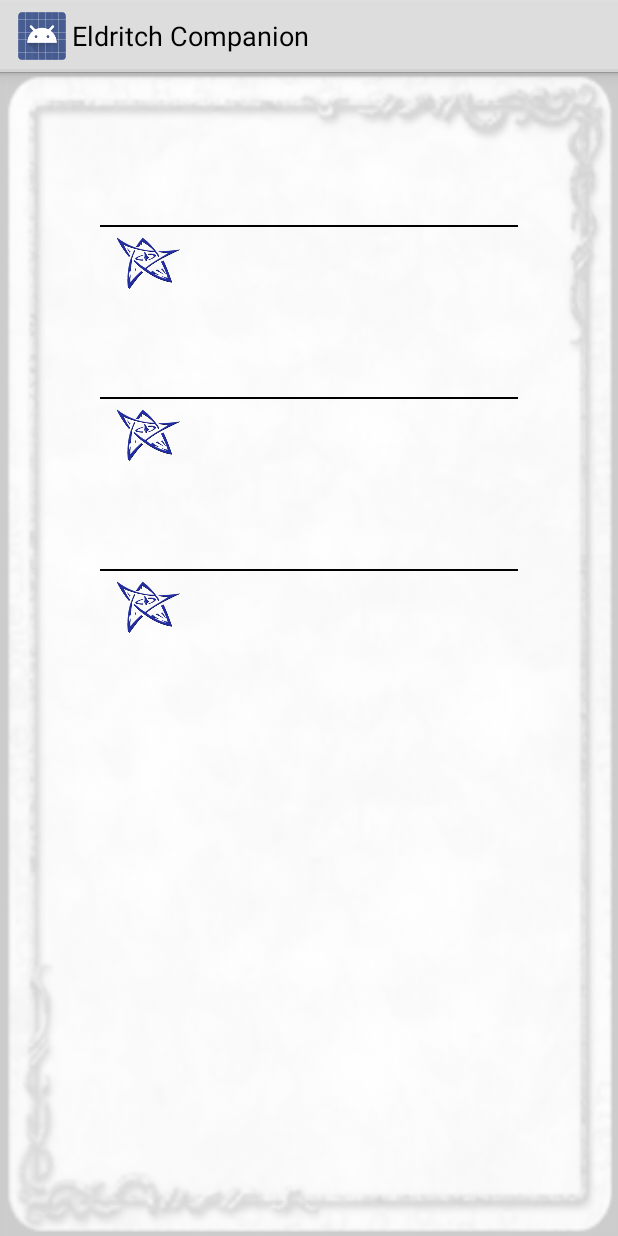
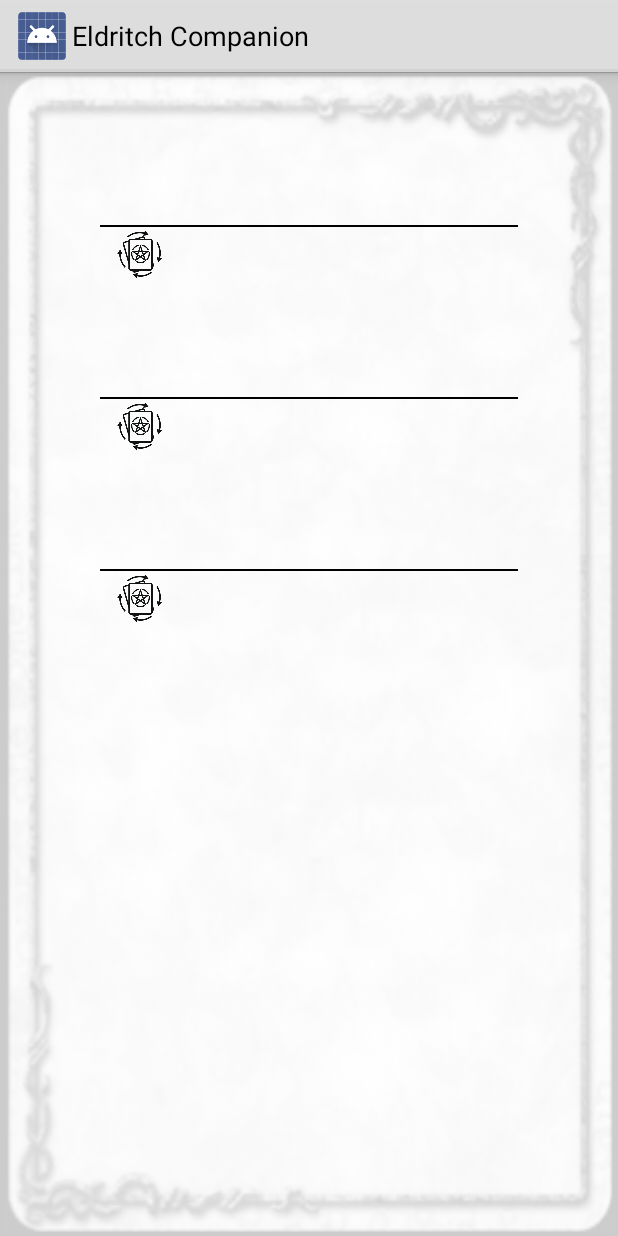
Before and after one commit to DeckardSix/eldritch-companion-2, an Android app: the fragment CardView shown on its own in the app's theme, on a phone screen of 412 x 824 dp. Run offline under Robolectric (Android 15) with nearby library versions, the phone set to English and light mode, and no system bars; 11 statements that could not run were skipped.

Commit message:
Fixing shuffle

```diff
--- a/app/src/main/java/pqt/eldritch/GUI/CardView.java
+++ b/app/src/main/java/pqt/eldritch/GUI/CardView.java
@@ -156,16 +156,19 @@ public class CardView extends Fragment implements View.OnClickListener {
         // Shuffle image for top section
         ImageView topShuffleImage = new ImageView(getActivity());
         try {
-            topShuffleImage.setImageResource(R.drawable.ic_launcher);
+            topShuffleImage.setImageResource(R.drawable.cardsshuffle);
             android.util.Log.d("CardView", "Top shuffle image loaded successfully");
         } catch (Exception e) {
             android.util.Log.e("CardView", "Failed to load top shuffle image: " + e.getMessage());
             // Fallback to a simple text
             topShuffleImage.setBackgroundColor(android.graphics.Color.GRAY);
         }
+        // Set image height to match text size (36sp converted to pixels)
+        int textSizeInPixels = (int) (36 * getResources().getDisplayMetrics().scaledDensity);
         topShuffleImage.setLayoutParams(new LinearLayout.LayoutParams(
-            LinearLayout.LayoutParams.WRAP_CONTENT,
-            LinearLayout.LayoutParams.WRAP_CONTENT));
+            textSizeInPixels,
+            textSizeInPixels));
+        topShuffleImage.setScaleType(ImageView.ScaleType.FIT_CENTER);
         topShuffleImage.setClickable(true);
         topShuffleImage.setFocusable(true);
         topShuffleImage.setOnClickListener(new View.OnClickListener() {
@@ -251,16 +254,18 @@ public class CardView extends Fragment implements View.OnClickListener {
         // Shuffle image for middle section
         ImageView middleShuffleImage = new ImageView(getActivity());
         try {
-            middleShuffleImage.setImageResource(R.drawable.ic_launcher);
+            middleShuffleImage.setImageResource(R.drawable.cardsshuffle);
             android.util.Log.d("CardView", "Middle shuffle image loaded successfully");
         } catch (Exception e) {
             android.util.Log.e("CardView", "Failed to load middle shuffle image: " + e.getMessage());
             // Fallback to a simple text
             middleShuffleImage.setBackgroundColor(android.graphics.Color.GRAY);
         }
+        // Set image height to match text size (36sp converted to pixels)
         middleShuffleImage.setLayoutParams(new LinearLayout.LayoutParams(
-            LinearLayout.LayoutParams.WRAP_CONTENT,
-            LinearLayout.LayoutParams.WRAP_CONTENT));
+            textSizeInPixels,
+            textSizeInPixels));
+        middleShuffleImage.setScaleType(ImageView.ScaleType.FIT_CENTER);
         middleShuffleImage.setClickable(true);
         middleShuffleImage.setFocusable(true);
         middleShuffleImage.setOnClickListener(new View.OnClickListener() {
@@ -346,16 +351,18 @@ public class CardView extends Fragment implements View.OnClickListener {
         // Shuffle image for bottom section
         ImageView bottomShuffleImage = new ImageView(getActivity());
         try {
-            bottomShuffleImage.setImageResource(R.drawable.ic_launcher);
+            bottomShuffleImage.setImageResource(R.drawable.cardsshuffle);
             android.util.Log.d("CardView", "Bottom shuffle image loaded successfully");
         } catch (Exception e) {
             android.util.Log.e("CardView", "Failed to load bottom shuffle image: " + e.getMessage());
             // Fallback to a simple text
             bottomShuffleImage.setBackgroundColor(android.graphics.Color.GRAY);
         }
+        // Set image height to match text size (36sp converted to pixels)
         bottomShuffleImage.setLayoutParams(new LinearLayout.LayoutParams(
-            LinearLayout.LayoutParams.WRAP_CONTENT,
-            LinearLayout.LayoutParams.WRAP_CONTENT));
+            textSizeInPixels,
+            textSizeInPixels));
+        bottomShuffleImage.setScaleType(ImageView.ScaleType.FIT_CENTER);
         bottomShuffleImage.setClickable(true);
         bottomShuffleImage.setFocusable(true);
         bottomShuffleImage.setOnClickListener(new View.OnClickListener() {
```
